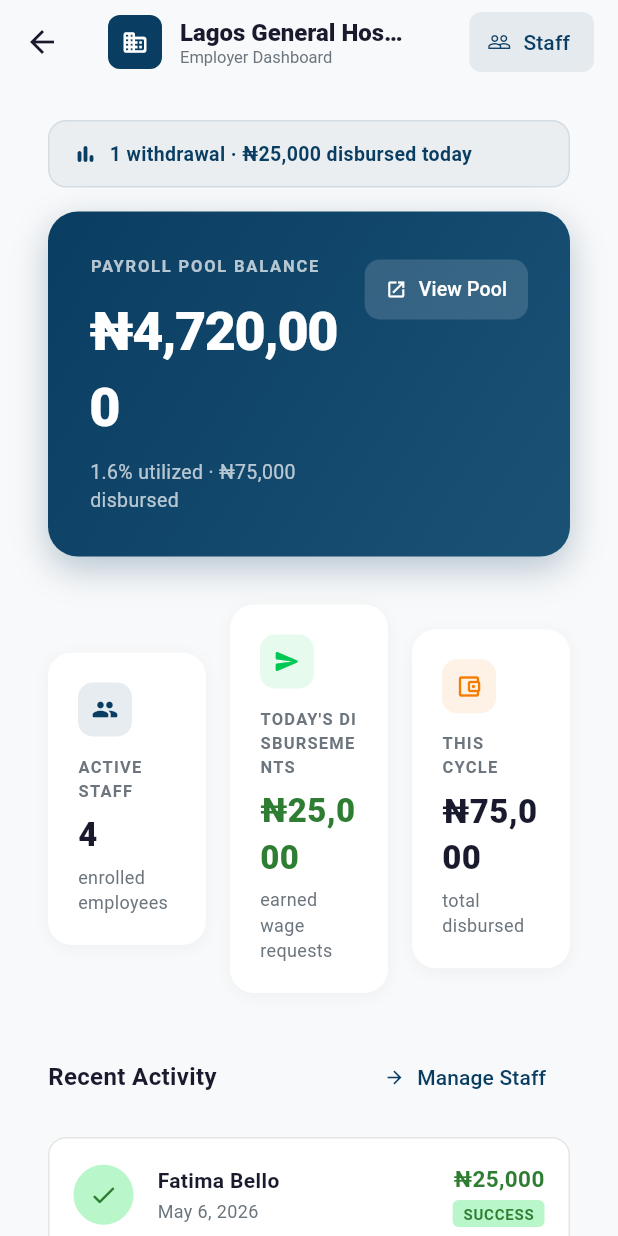
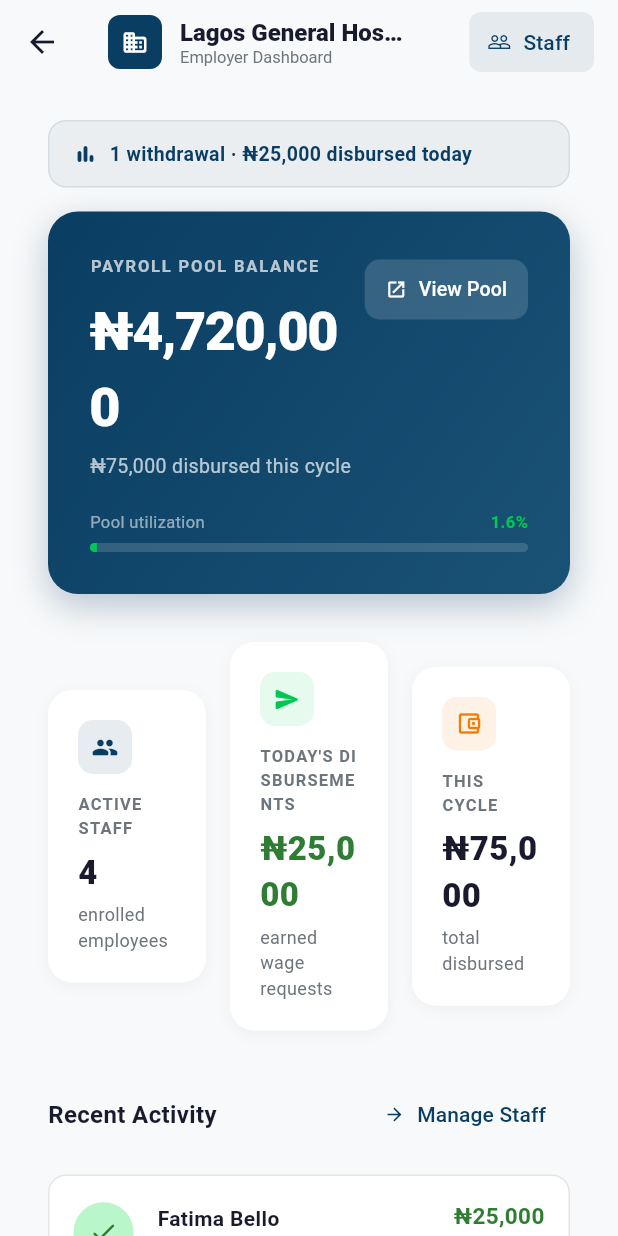
Before and after one commit to prodigy-rejoice/Kendi, a Flutter app: the screen it shows after launch, after a tap on "Skip", after a tap on "I'm an Employer", on a phone screen of 412 x 824 dp. Run offline on Flutter 3.47's test engine with Material 3 defaults, Android fonts, the phone set to English and light mode, and no system bars; our stand-ins replace dio, flutter_dotenv, logger, lottie, percent_indicator, shimmer and 3 more.

Commit message:
initial commit

```diff
--- a/lib/app/app.router.dart
+++ b/lib/app/app.router.dart
@@ -120,63 +120,123 @@ class StackedRouter extends _i1.RouterBase {
       );
     },
     _i3.OnboardingView: (data) {
-      return _i13.MaterialPageRoute<dynamic>(
-        builder: (context) => const _i3.OnboardingView(),
+      return _i13.PageRouteBuilder<dynamic>(
+        pageBuilder: (context, animation, secondaryAnimation) =>
+            const _i3.OnboardingView(),
         settings: data,
+        transitionsBuilder: data.transition ??
+            (context, animation, secondaryAnimation, child) {
+              return child;
+            },
+        transitionDuration: const Duration(milliseconds: 250),
       );
     },
     _i4.LoginSelectorView: (data) {
-      return _i13.MaterialPageRoute<dynamic>(
-        builder: (context) => const _i4.LoginSelectorView(),
+      return _i13.PageRouteBuilder<dynamic>(
+        pageBuilder: (context, animation, secondaryAnimation) =>
+            const _i4.LoginSelectorView(),
         settings: data,
+        transitionsBuilder: data.transition ??
+            (context, animation, secondaryAnimation, child) {
+              return child;
+            },
+        transitionDuration: const Duration(milliseconds: 250),
       );
     },
     _i5.LoginView: (data) {
-      return _i13.MaterialPageRoute<dynamic>(
-        builder: (context) => const _i5.LoginView(),
+      return _i13.PageRouteBuilder<dynamic>(
+        pageBuilder: (context, animation, secondaryAnimation) =>
+            const _i5.LoginView(),
         settings: data,
+        transitionsBuilder: data.transition ??
+            (context, animation, secondaryAnimation, child) {
+              return child;
+            },
+        transitionDuration: const Duration(milliseconds: 250),
       );
     },
     _i6.EmployeeDashboardView: (data) {
-      return _i13.MaterialPageRoute<dynamic>(
-        builder: (context) => const _i6.EmployeeDashboardView(),
+      return _i13.PageRouteBuilder<dynamic>(
+        pageBuilder: (context, animation, secondaryAnimation) =>
+            const _i6.EmployeeDashboardView(),
         settings: data,
+        transitionsBuilder: data.transition ??
+            (context, animation, secondaryAnimation, child) {
+              return child;
+            },
+        transitionDuration: const Duration(milliseconds: 250),
       );
     },
     _i7.WithdrawView: (data) {
-      return _i13.MaterialPageRoute<dynamic>(
-        builder: (context) => const _i7.WithdrawView(),
+      return _i13.PageRouteBuilder<dynamic>(
+        pageBuilder: (context, animation, secondaryAnimation) =>
+            const _i7.WithdrawView(),
         settings: data,
+        transitionsBuilder: data.transition ??
+            (context, animation, secondaryAnimation, child) {
+              return child;
+            },
+        transitionDuration: const Duration(milliseconds: 250),
       );
     },
     _i8.WithdrawalSuccessView: (data) {
-      return _i13.MaterialPageRoute<dynamic>(
-        builder: (context) => const _i8.WithdrawalSuccessView(),
+      return _i13.PageRouteBuilder<dynamic>(
+        pageBuilder: (context, animation, secondaryAnimation) =>
+            const _i8.WithdrawalSuccessView(),
         settings: data,
+        transitionsBuilder: data.transition ??
+            (context, animation, secondaryAnimation, child) {
+              return child;
+            },
+        transitionDuration: const Duration(milliseconds: 300),
       );
     },
     _i9.EmployerDashboardView: (data) {
-      return _i13.MaterialPageRoute<dynamic>(
-        builder: (context) => const _i9.EmployerDashboardView(),
+      return _i13.PageRouteBuilder<dynamic>(
+        pageBuilder: (context, animation, secondaryAnimation) =>
+            const _i9.EmployerDashboardView(),
         settings: data,
+        transitionsBuilder: data.transition ??
+            (context, animation, secondaryAnimation, child) {
+              return child;
+            },
+        transitionDuration: const Duration(milliseconds: 250),
       );
     },
     _i10.EmployerOnboardingView: (data) {
-      return _i13.MaterialPageRoute<dynamic>(
-        builder: (context) => const _i10.EmployerOnboardingView(),
+      return _i13.PageRouteBuilder<dynamic>(
+        pageBuilder: (context, animation, secondaryAnimation) =>
+            const _i10.EmployerOnboardingView(),
         settings: data,
+        transitionsBuilder: data.transition ??
+            (context, animation, secondaryAnimation, child) {
+              return child;
+            },
+        transitionDuration: const Duration(milliseconds: 250),
       );
     },
     _i11.PayrollPoolView: (data) {
-      return _i13.MaterialPageRoute<dynamic>(
-        builder: (context) => const _i11.PayrollPoolView(),
+      return _i13.PageRouteBuilder<dynamic>(
+        pageBuilder: (context, animation, secondaryAnimation) =>
+            const _i11.PayrollPoolView(),
         settings: data,
+        transitionsBuilder: data.transition ??
+            (context, animation, secondaryAnimation, child) {
+              return child;
+            },
+        transitionDuration: const Duration(milliseconds: 250),
       );
     },
     _i12.StaffManagementView: (data) {
-      return _i13.MaterialPageRoute<dynamic>(
-        builder: (context) => const _i12.StaffManagementView(),
+      return _i13.PageRouteBuilder<dynamic>(
+        pageBuilder: (context, animation, secondaryAnimation) =>
+            const _i12.StaffManagementView(),
         settings: data,
+        transitionsBuilder: data.transition ??
+            (context, animation, secondaryAnimation, child) {
+              return child;
+            },
+        transitionDuration: const Duration(milliseconds: 250),
       );
     },
   };
--- a/lib/ui/views/employee_dashboard/employee_dashboard_view.dart
+++ b/lib/ui/views/employee_dashboard/employee_dashboard_view.dart
@@ -2,7 +2,6 @@ import 'package:flutter/material.dart';
 import 'package:shimmer/shimmer.dart';
 import 'package:stacked/stacked.dart';
 
-import '../../../utils/currency_formatter.dart';
 import '../../common/app_colors.dart';
 import '../../common/ui_helpers.dart';
 import '../../widgets/earnednow_button.dart';
--- a/lib/ui/views/withdraw/withdraw_viewmodel.dart
+++ b/lib/ui/views/withdraw/withdraw_viewmodel.dart
@@ -42,6 +42,7 @@ class WithdrawViewModel extends BaseViewModel {
   }
 
   double get availableToWithdraw => _accrual?.availableToWithdraw ?? 0;
+  double get earnedAmount => _accrual?.totalAccrued ?? 0;
   double get enteredAmount => _enteredAmount;
   double get platformFee =>
       double.parse((_enteredAmount * 0.005).clamp(0, 5000).toStringAsFixed(2));
--- a/lib/ui/widgets/pool_balance_card.dart
+++ b/lib/ui/widgets/pool_balance_card.dart
@@ -18,7 +18,14 @@ class PoolBalanceCard extends StatelessWidget {
   @override
   Widget build(BuildContext context) {
     final total = balance + totalWithdrawn;
-    final utilizationPct = total > 0 ? (totalWithdrawn / total * 100) : 0.0;
+    final utilizationFraction = total > 0 ? (totalWithdrawn / total).clamp(0.0, 1.0) : 0.0;
+    final utilizationPct = utilizationFraction * 100;
+
+    final barColor = utilizationFraction < 0.5
+        ? AppColors.accent
+        : utilizationFraction < 0.8
+            ? AppColors.warning
+            : const Color(0xFFEF5350);
 
     return Container(
       width: double.infinity,
@@ -38,7 +45,10 @@ class PoolBalanceCard extends StatelessWidget {
           ),
         ],
       ),
-      child: Row(
+      child: Column(
+        crossAxisAlignment: CrossAxisAlignment.start,
+        children: [
+          Row(
             crossAxisAlignment: CrossAxisAlignment.start,
             children: [
               Expanded(
@@ -64,10 +74,9 @@ class PoolBalanceCard extends StatelessWidget {
                         letterSpacing: -1,
                       ),
                     ),
-                const SizedBox(height: 8),
+                    const SizedBox(height: 4),
                     Text(
-                  '${utilizationPct.toStringAsFixed(1)}% utilized · '
-                  '${CurrencyFormatter.formatNGN(totalWithdrawn)} disbursed',
+                      '${CurrencyFormatter.formatNGN(totalWithdrawn)} disbursed this cycle',
                       style: const TextStyle(
                         fontSize: 13,
                         color: Colors.white70,
@@ -95,6 +104,48 @@ class PoolBalanceCard extends StatelessWidget {
                 ),
             ],
           ),
+          const SizedBox(height: 20),
+          // ── Pool utilization progress bar ──────────────────────────────
+          Row(
+            children: [
+              Expanded(
+                child: Column(
+                  crossAxisAlignment: CrossAxisAlignment.start,
+                  children: [
+                    Row(
+                      mainAxisAlignment: MainAxisAlignment.spaceBetween,
+                      children: [
+                        const Text(
+                          'Pool utilization',
+                          style: TextStyle(fontSize: 11, color: Colors.white54),
+                        ),
+                        Text(
+                          '${utilizationPct.toStringAsFixed(1)}%',
+                          style: TextStyle(
+                            fontSize: 11,
+                            fontWeight: FontWeight.w700,
+                            color: barColor,
+                          ),
+                        ),
+                      ],
+                    ),
+                    const SizedBox(height: 6),
+                    ClipRRect(
+                      borderRadius: BorderRadius.circular(4),
+                      child: LinearProgressIndicator(
+                        value: utilizationFraction,
+                        minHeight: 6,
+                        backgroundColor: Colors.white.withValues(alpha: 0.15),
+                        valueColor: AlwaysStoppedAnimation<Color>(barColor),
+                      ),
+                    ),
+                  ],
+                ),
+              ),
+            ],
+          ),
+        ],
+      ),
     );
   }
 }
--- a/lib/utils/mock_data.dart
+++ b/lib/utils/mock_data.dart
@@ -16,10 +16,10 @@ class MockData {
   );
 
   static final employees = [
-    Employee(id: 'staff_001', fullName: 'Amaka Okonkwo', monthlySalary: 150000, staffId: 'LGH/NRS/001', bankName: 'GTBank', bankCode: '058', bankAccountNumber: '0123456789', payDay: 30, isActive: true, employerId: 'emp_LGH_001', phoneNumber: '+2348011111111', employmentStartDate: DateTime(2023, 3, 1)),
-    Employee(id: 'staff_002', fullName: 'Chidi Nwosu', monthlySalary: 200000, staffId: 'LGH/LAB/002', bankName: 'First Bank', bankCode: '011', bankAccountNumber: '9876543210', payDay: 30, isActive: true, employerId: 'emp_LGH_001', phoneNumber: '+2348022222222', employmentStartDate: DateTime(2022, 8, 15)),
-    Employee(id: 'staff_003', fullName: 'Fatima Bello', monthlySalary: 180000, staffId: 'LGH/ADM/003', bankName: 'UBA', bankCode: '033', bankAccountNumber: '1122334455', payDay: 30, isActive: true, employerId: 'emp_LGH_001', phoneNumber: '+2348033333333', employmentStartDate: DateTime(2024, 1, 5)),
-    Employee(id: 'staff_004', fullName: 'Emeka Eze', monthlySalary: 250000, staffId: 'LGH/DOC/004', bankName: 'Zenith', bankCode: '057', bankAccountNumber: '5566778899', payDay: 30, isActive: true, employerId: 'emp_LGH_001', phoneNumber: '+2348044444444', employmentStartDate: DateTime(2021, 6, 20)),
+    Employee(id: 'staff_001', fullName: 'Amaka Okonkwo', monthlySalary: 150000, staffId: 'LGH/NRS/001', bankName: 'GTBANK PLC', bankCode: '000013', bankAccountNumber: '0123456789', payDay: 30, isActive: true, employerId: 'emp_LGH_001', phoneNumber: '+2348011111111', employmentStartDate: DateTime(2023, 3, 1)),
+    Employee(id: 'staff_002', fullName: 'Chidi Nwosu', monthlySalary: 200000, staffId: 'LGH/LAB/002', bankName: 'FIRST BANK OF NIGERIA', bankCode: '000016', bankAccountNumber: '9876543210', payDay: 30, isActive: true, employerId: 'emp_LGH_001', phoneNumber: '+2348022222222', employmentStartDate: DateTime(2022, 8, 15)),
+    Employee(id: 'staff_003', fullName: 'Fatima Bello', monthlySalary: 180000, staffId: 'LGH/ADM/003', bankName: 'UNITED BANK FOR AFRICA', bankCode: '000004', bankAccountNumber: '1122334455', payDay: 30, isActive: true, employerId: 'emp_LGH_001', phoneNumber: '+2348033333333', employmentStartDate: DateTime(2024, 1, 5)),
+    Employee(id: 'staff_004', fullName: 'Emeka Eze', monthlySalary: 250000, staffId: 'LGH/DOC/004', bankName: 'ZENITH BANK', bankCode: '000015', bankAccountNumber: '5566778899', payDay: 30, isActive: true, employerId: 'emp_LGH_001', phoneNumber: '+2348044444444', employmentStartDate: DateTime(2021, 6, 20)),
   ];
 
   static final withdrawals = [
```
Also changed, not shown: lib/app/app.dart (+50 -10 lines), 2 other files. Lines whose indentation alone changed are shown as unchanged.
